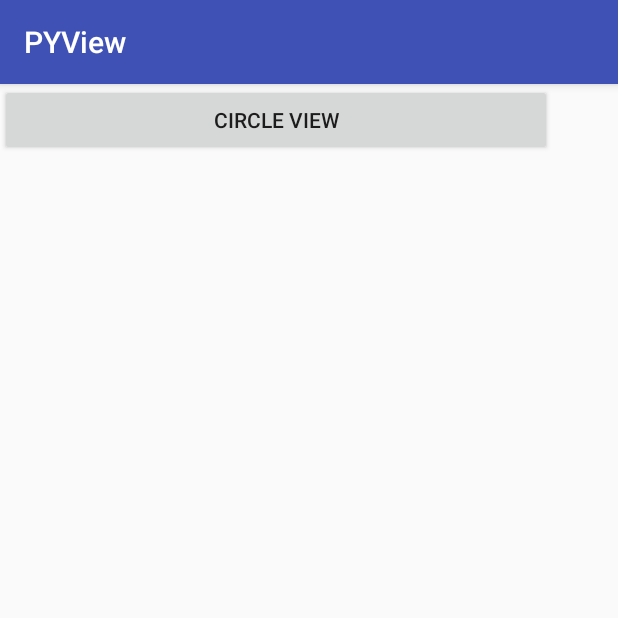
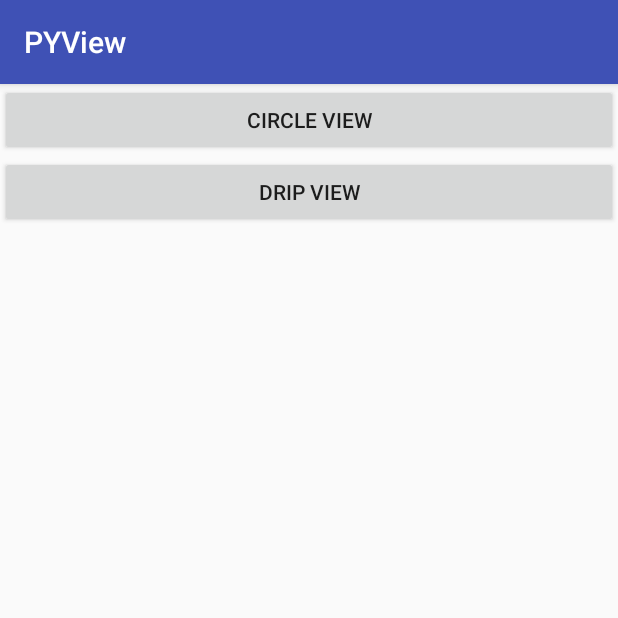
Before and after one commit to linpeiyou/PYView, an Android app: the screen it shows after launch (MainActivity), on a phone screen of 412 x 824 dp, the top half of it. Run offline under Robolectric (Android 15) with nearby library versions, the phone set to English and light mode, and no system bars.

Commit message:
修改文件路径，添加了DripView

```diff
--- a/app/src/main/AndroidManifest.xml
+++ b/app/src/main/AndroidManifest.xml
@@ -17,7 +17,8 @@
             </intent-filter>
         </activity>
 
-        <activity android:name=".CircleActivity"/>
+        <activity android:name=".circle.CircleActivity"/>
+        <activity android:name=".drip.DripActivity"/>
     </application>
 
 </manifest>
--- a/app/src/main/java/com/example/linpeiyou/pyview/MainActivity.java
+++ b/app/src/main/java/com/example/linpeiyou/pyview/MainActivity.java
@@ -5,6 +5,8 @@ import android.support.v7.app.AppCompatActivity;
 import android.os.Bundle;
 import android.view.View;
 import android.widget.Button;
+
+import com.example.linpeiyou.pyview.circle.CircleActivity;
 
 public class MainActivity extends AppCompatActivity {
 
--- a/app/src/main/java/com/example/linpeiyou/pyview/CircleView.java
+++ b/app/src/main/java/com/example/linpeiyou/pyview/circle/CircleView.java
@@ -1,4 +1,4 @@
-package com.example.linpeiyou.pyview;
+package com.example.linpeiyou.pyview.circle;
 
 import android.content.Context;
 import android.content.res.TypedArray;
@@ -9,6 +9,9 @@ import android.icu.util.Measure;
 import android.support.annotation.Nullable;
 import android.util.AttributeSet;
 import android.view.View;
+
+import com.example.linpeiyou.pyview.R;
+
 
 /**
  * Created by linpeiyou on 2017/9/17.
--- a/app/src/main/res/layout/activity_circle.xml
+++ b/app/src/main/res/layout/activity_circle.xml
@@ -5,7 +5,7 @@
     android:layout_width="match_parent"
     android:layout_height="match_parent">
 
-    <com.example.linpeiyou.pyview.CircleView
+    <com.example.linpeiyou.pyview.circle.CircleView
         android:layout_width="wrap_content"
         android:layout_height="wrap_content"
         android:layout_margin="20dp"
--- a/app/src/main/res/layout/activity_main.xml
+++ b/app/src/main/res/layout/activity_main.xml
@@ -1,17 +1,22 @@
 <?xml version="1.0" encoding="utf-8"?>
-<android.support.constraint.ConstraintLayout xmlns:android="http://schemas.android.com/apk/res/android"
-    xmlns:app="http://schemas.android.com/apk/res-auto"
+<LinearLayout
+    xmlns:android="http://schemas.android.com/apk/res/android"
     xmlns:tools="http://schemas.android.com/tools"
     android:layout_width="match_parent"
     android:layout_height="match_parent"
+    android:orientation="vertical"
     tools:context="com.example.linpeiyou.pyview.MainActivity">
 
     <Button
         android:id="@+id/btn_circle"
-        android:layout_width="368dp"
+        android:layout_width="match_parent"
         android:layout_height="wrap_content"
-        android:text="Circle View"
-        tools:layout_editor_absoluteY="0dp"
-        tools:layout_editor_absoluteX="8dp" />
+        android:text="Circle View"/>
 
-</android.support.constraint.ConstraintLayout>
+    <Button
+        android:id="@+id/btn_drip"
+        android:layout_width="match_parent"
+        android:layout_height="wrap_content"
+        android:text="Drip View"/>
+
+</LinearLayout>
```
Also changed, not shown: app/src/main/java/com/example/linpeiyou/pyview/circle/CircleActivity.java (added, +20 -0 lines), app/src/main/java/com/example/linpeiyou/pyview/drip/DripActivity.java (renamed from app/src/main/java/com/example/linpeiyou/pyview/CircleActivity.java, +3 -4 lines), app/src/main/java/com/example/linpeiyou/pyview/drip/DripView.java (added, +66 -0 lines), app/src/main/res/layout/activity_drip.xml (added, +13 -0 lines).
